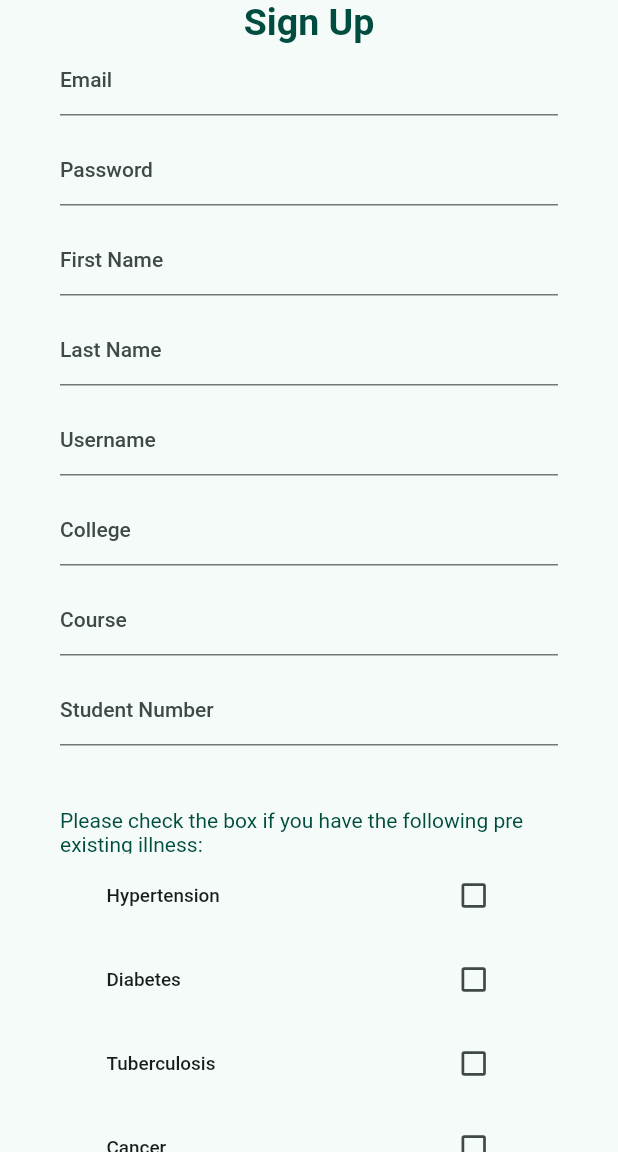
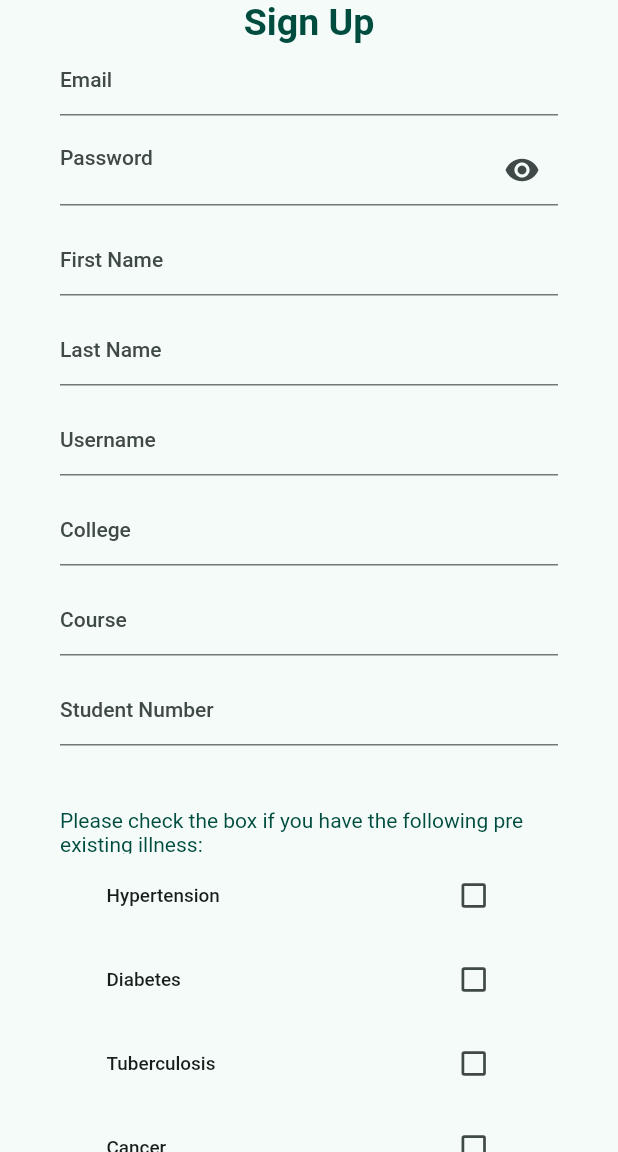
Before and after one commit to Danie-A/CMSC23_FlutterApp_HealthMon, a Flutter app: the UserSignupPage screen opened directly, on a phone screen of 412 x 824 dp, the part 84-1236 px from its top. Run offline on Flutter 3.47's test engine with Material 2 defaults, Android fonts, the phone set to English and light mode, and no system bars; our stand-ins replace cloud_firestore, firebase_auth, firebase_core, qr_flutter; missing offline and left inert: qr_code_scanner; accounts and stored records are empty.

Commit message:
feat: added functionality for toggling show/hide password

```diff
--- a/lib/screens/UserSignupPage.dart
+++ b/lib/screens/UserSignupPage.dart
@@ -33,6 +33,8 @@ class _UserSignupPageState extends State<UserSignupPage> {
   TextEditingController studentNoController = TextEditingController();
 
   List<String> preExistingIllnessList = [];
+
+  bool _passwordHide = true;
 
   @override
   Widget build(BuildContext context) {
@@ -84,11 +86,22 @@ class _UserSignupPageState extends State<UserSignupPage> {
       }, // adds a validator in the form field
     );
 
+    void _toggle() {
+      setState(() {
+        _passwordHide = !_passwordHide;
+      });
+    }
+
+    final passwordToggle = IconButton(
+        icon: Icon(_passwordHide ? Icons.visibility : Icons.visibility_off),
+        onPressed: _toggle);
+
     final password = TextFormField(
       controller: passwordController,
-      obscureText: true,
-      decoration: const InputDecoration(
+      obscureText: _passwordHide,
+      decoration: InputDecoration(
         hintText: 'Password',
+        suffixIcon: passwordToggle,
       ),
       validator: (value) {
         if (value.toString().length < 6) {
@@ -97,6 +110,8 @@ class _UserSignupPageState extends State<UserSignupPage> {
         return null;
       }, // adds a validator in the form field
     );
+
+
 
     final fname = TextFormField(
       decoration: const InputDecoration(
```
